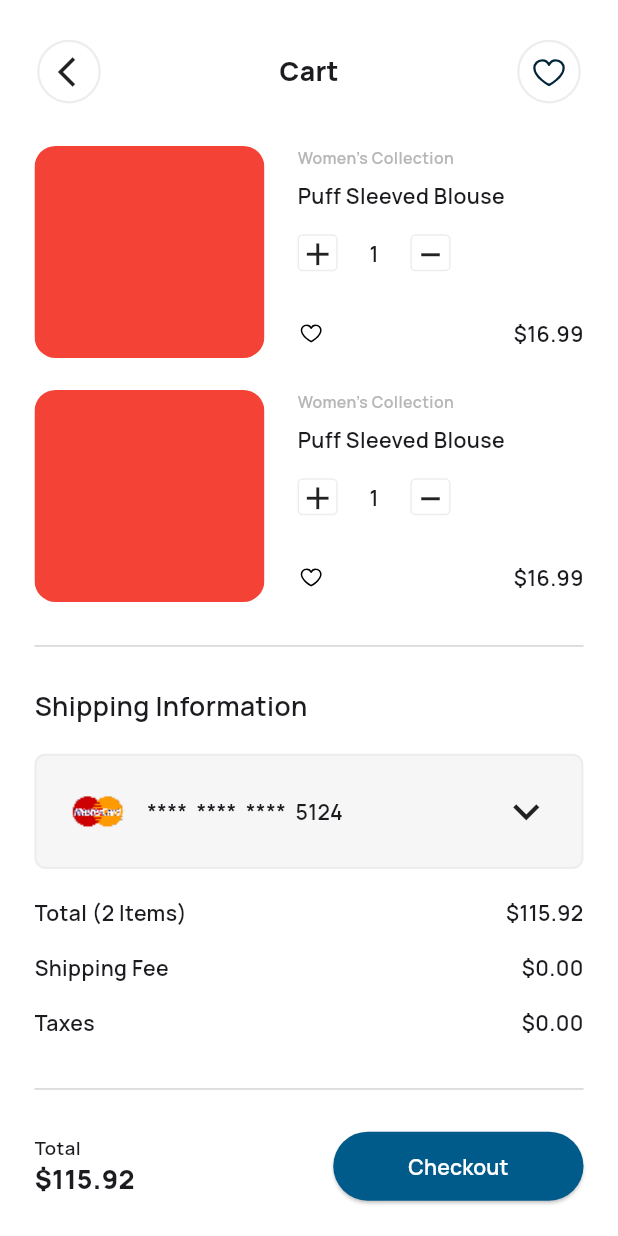
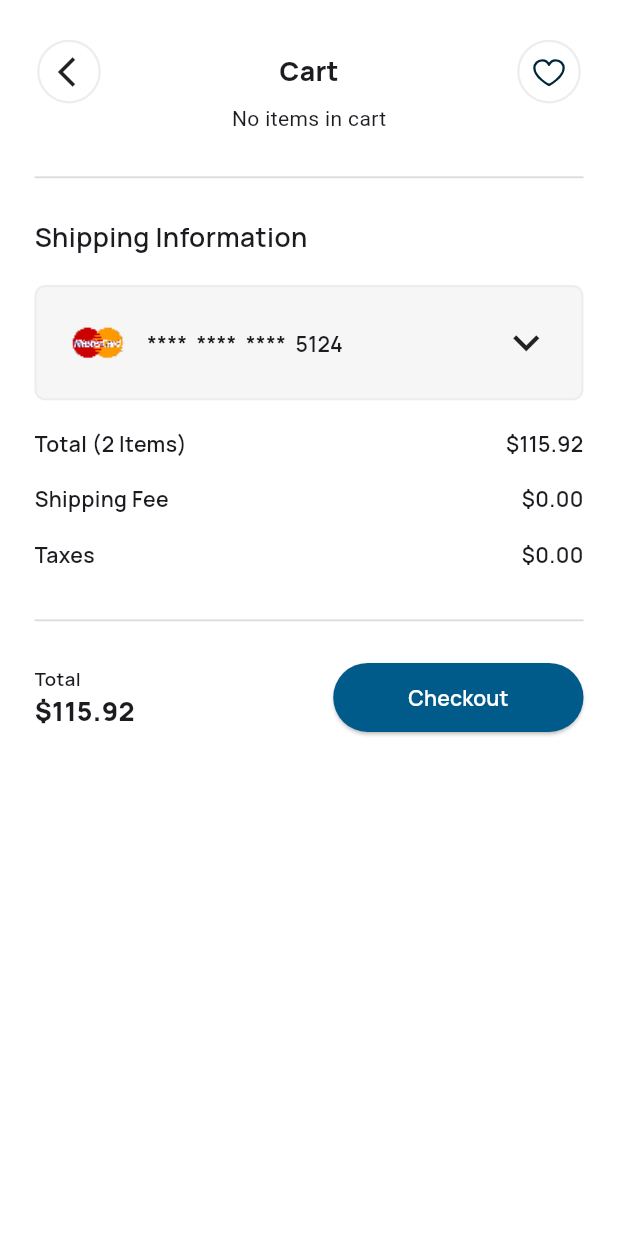
Before and after one commit to MaiBomadian94/mini_ecommerce_app, a Flutter app: the CartView screen opened by its route, on a phone screen of 412 x 824 dp. Run offline on Flutter 3.47's test engine with Material 3 defaults, Android fonts, the phone set to English and light mode, and no system bars; our stand-ins replace cached_network_image, carousel_slider, dartz, flutter_bloc, flutter_countdown_timer, flutter_screenutil and 3 more; network calls fail.

Commit message:
* added cart bloc

```diff
--- a/lib/ecommerce_app.dart
+++ b/lib/ecommerce_app.dart
@@ -3,6 +3,7 @@ import 'package:flutter_bloc/flutter_bloc.dart';
 import 'package:flutter_screenutil/flutter_screenutil.dart';
 import 'package:mini_ecommerce_app/core/routing/app_routes.dart';
 import 'package:mini_ecommerce_app/core/theming/colors.dart';
+import 'package:mini_ecommerce_app/features/cart/presentation/bloc/bloc.dart';
 import 'package:mini_ecommerce_app/features/home/presentation/bloc/bloc.dart';
 import 'package:mini_ecommerce_app/features/home/presentation/bloc/events.dart';
 
@@ -22,6 +23,7 @@ class EcommerceApp extends StatelessWidget {
             ..add(GetProductsEvent())
             ..add(GetCategoriesEvent()),
         ),
+        BlocProvider(create: (_) => CartBloc()),
       ],
       child: ScreenUtilInit(
         designSize: const Size(430, 932),
--- /dev/null
+++ b/lib/features/cart/presentation/bloc/bloc.dart
@@ -0,0 +1,32 @@
+import 'package:flutter_bloc/flutter_bloc.dart';
+import 'package:mini_ecommerce_app/features/cart/presentation/bloc/cart_states.dart';
+import 'package:mini_ecommerce_app/features/home/data/models/product_model.dart';
+import 'events.dart';
+
+class CartBloc extends Bloc<CartEvent, CartState> {
+  CartBloc() : super(CartInitialState()) {
+    on<AddToCartEvent>(_onAddToCart);
+    on<RemoveFromCartEvent>(_onRemoveFromCart);
+    on<ClearCartEvent>(_onClearCart);
+  }
+
+  final List<ProductModel> cartItems = [];
+
+  void _onAddToCart(AddToCartEvent event, Emitter<CartState> emit) {
+    final exists = cartItems.any((item) => item.id == event.product.id);
+    if (!exists) {
+      cartItems.add(event.product);
+      emit(CartUpdatedState(cartItems: List.unmodifiable(cartItems)));
+    }
+  }
+
+  void _onRemoveFromCart(RemoveFromCartEvent event, Emitter<CartState> emit) {
+    cartItems.removeWhere((item) => item.id == event.product.id);
+    emit(CartUpdatedState(cartItems: List.unmodifiable(cartItems)));
+  }
+
+  void _onClearCart(ClearCartEvent event, Emitter<CartState> emit) {
+    cartItems.clear();
+    emit(CartUpdatedState(cartItems: List.unmodifiable(cartItems)));
+  }
+}
--- /dev/null
+++ b/lib/features/cart/presentation/bloc/cart_states.dart
@@ -0,0 +1,11 @@
+import '../../../home/data/models/product_model.dart';
+
+abstract class CartState {}
+
+class CartInitialState extends CartState {}
+
+class CartUpdatedState extends CartState {
+  final List<ProductModel> cartItems;
+
+  CartUpdatedState({required this.cartItems});
+}
--- /dev/null
+++ b/lib/features/cart/presentation/bloc/events.dart
@@ -0,0 +1,17 @@
+import '../../../home/data/models/product_model.dart';
+
+abstract class CartEvent {}
+
+class AddToCartEvent extends CartEvent {
+  final ProductModel product;
+
+  AddToCartEvent(this.product);
+}
+
+class RemoveFromCartEvent extends CartEvent {
+  final ProductModel product;
+
+  RemoveFromCartEvent(this.product);
+}
+
+class ClearCartEvent extends CartEvent {}
--- a/lib/features/cart/presentation/view/cart_view.dart
+++ b/lib/features/cart/presentation/view/cart_view.dart
@@ -1,9 +1,12 @@
 import 'package:flutter/material.dart';
+import 'package:flutter_bloc/flutter_bloc.dart';
 import 'package:flutter_screenutil/flutter_screenutil.dart';
 import 'package:mini_ecommerce_app/core/helpers/spacing.dart';
 import 'package:mini_ecommerce_app/core/presentation/widgets/custom_elevated_button.dart';
 import 'package:mini_ecommerce_app/core/theming/colors.dart';
 import 'package:mini_ecommerce_app/core/theming/text_styles.dart';
+import 'package:mini_ecommerce_app/features/cart/presentation/bloc/bloc.dart';
+import 'package:mini_ecommerce_app/features/cart/presentation/bloc/cart_states.dart';
 import 'package:mini_ecommerce_app/features/cart/presentation/widgets/cart_app_bar.dart';
 import '../widgets/custom_item_cart.dart';
 import '../widgets/custom_master_card.dart';
@@ -22,10 +25,7 @@ class CartView extends StatelessWidget {
               crossAxisAlignment: CrossAxisAlignment.start,
               children: [
                 CartAppBar(),
-                verticalSpace(height: 32),
-                CustomCartItem(),
-                verticalSpace(height: 24),
-                CustomCartItem(),
+                CartList(),
                 verticalSpace(height: 24),
                 Divider(thickness: 1.2, color: Color(0xffdbdbdb)),
                 verticalSpace(height: 22),
@@ -90,3 +90,30 @@ class CartView extends StatelessWidget {
     );
   }
 }
+
+class CartList extends StatelessWidget {
+  const CartList({super.key});
+
+  @override
+  Widget build(BuildContext context) {
+    return BlocBuilder<CartBloc, CartState>(
+      builder: (context, state) {
+        if (state is CartUpdatedState) {
+          final items = state.cartItems;
+
+          return ListView.separated(
+            scrollDirection: Axis.vertical,
+            shrinkWrap: true,
+            physics: NeverScrollableScrollPhysics(),
+
+            itemCount: items.length,
+            itemBuilder: (context, index) =>
+                CustomCartItem(productModel: items[index]),
+            separatorBuilder: (context, index) => verticalSpace(height: 24),
+          );
+        }
+        return Center(child: Text('No items in cart'));
+      },
+    );
+  }
+}
--- a/lib/features/cart/presentation/widgets/custom_item_cart.dart
+++ b/lib/features/cart/presentation/widgets/custom_item_cart.dart
@@ -5,10 +5,14 @@ import 'package:mini_ecommerce_app/core/helpers/spacing.dart';
 import 'package:mini_ecommerce_app/core/theming/colors.dart';
 import 'package:mini_ecommerce_app/core/theming/text_styles.dart';
 
+import '../../../../core/presentation/widgets/cached_network_image.dart';
+import '../../../home/data/models/product_model.dart';
 import 'counter_widget.dart';
 
 class CustomCartItem extends StatefulWidget {
-  const CustomCartItem({super.key});
+  const CustomCartItem({super.key, required this.productModel});
+
+  final ProductModel productModel;
 
   @override
   State<CustomCartItem> createState() => _CustomCartItemState();
@@ -25,8 +29,13 @@ class _CustomCartItemState extends State<CustomCartItem> {
       children: [
         ClipRRect(
           borderRadius: BorderRadius.circular(16.r),
-          child: Container(color: Colors.red, width: 160.w, height: 160.h),
-          // child: Image.asset('', width: 160.w, height: 160.h),
+          // child: Container(color: Colors.red, width: 160.w, height: 160.h),
+          child:
+          CustomCachedNetworkImage(
+            width: 160.w,
+            height: 160.h,
+            imageUrl:  widget.productModel.image ?? '',
+          ),
         ),
         horizontalSpace(width: 23),
         Expanded(
@@ -34,13 +43,16 @@ class _CustomCartItemState extends State<CustomCartItem> {
             crossAxisAlignment: CrossAxisAlignment.start,
             children: [
               Text(
-                'Women’s Collection',
+                widget.productModel.category ?? "",
                 style: Styles.textTitle12SemiBold.copyWith(
                   color: AppColors.grey,
                 ),
               ),
               verticalSpace(height: 9),
-              Text('Puff Sleeved Blouse', style: Styles.textTitle16SemiBold),
+              Text(
+                widget.productModel.title ?? "",
+                style: Styles.textTitle16SemiBold,
+              ),
               verticalSpace(height: 18),
 
               Row(
@@ -104,7 +116,10 @@ class _CustomCartItemState extends State<CustomCartItem> {
                             height: 18.h,
                           ),
                   ),
-                  Text(r'$16.99', style: Styles.textTitle16SemiBold),
+                  Text(
+                    '\$ ${widget.productModel.price ?? 0}',
+                    style: Styles.textTitle16SemiBold,
+                  ),
                 ],
               ),
             ],
```
Also changed, not shown: lib/features/home/presentation/widgets/product_card.dart (+28 -8 lines).
